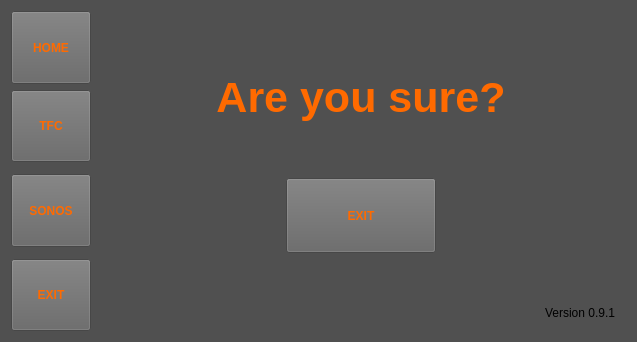
The window that MainWindow.ui (gercosmit/PiProjectV2) describes before a commit, drawn with Qt 5.
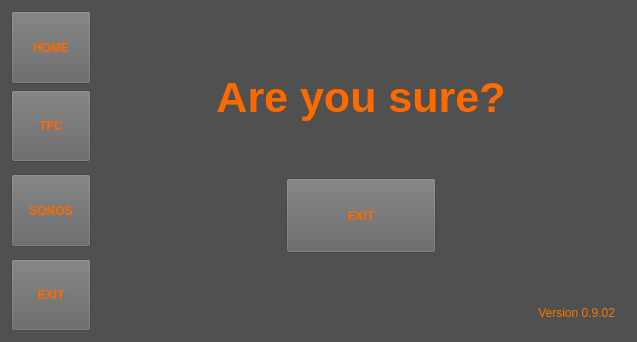
The same window after the commit.

Patch:
```diff
--- a/MainWindow.ui
+++ b/MainWindow.ui
@@ -226,7 +226,7 @@
            </sizepolicy>
           </property>
           <property name="text">
-           <string>&lt;html&gt;&lt;head/&gt;&lt;body&gt;&lt;p&gt;Version 0.9.1&lt;/p&gt;&lt;/body&gt;&lt;/html&gt;</string>
+           <string>&lt;html&gt;&lt;head/&gt;&lt;body&gt;&lt;p&gt;&lt;span style=&quot; color:#f57900;&quot;&gt;Version 0.9.02&lt;/span&gt;&lt;/p&gt;&lt;/body&gt;&lt;/html&gt;</string>
           </property>
           <property name="alignment">
            <set>Qt::AlignRight|Qt::AlignTrailing|Qt::AlignVCenter</set>
```
